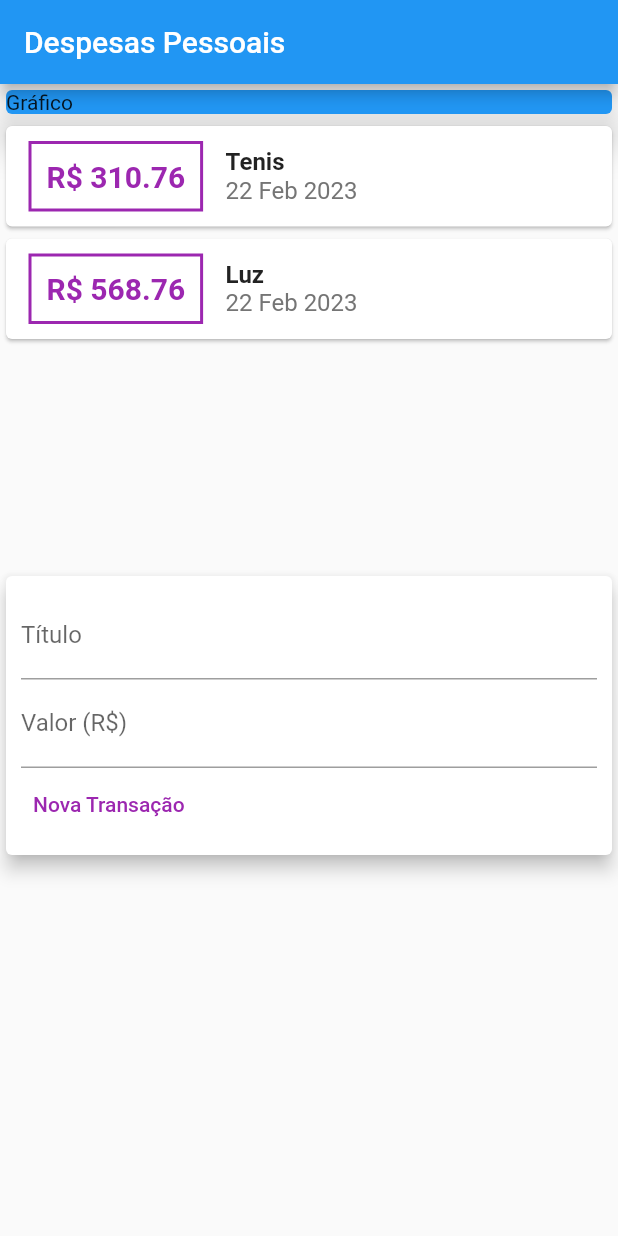
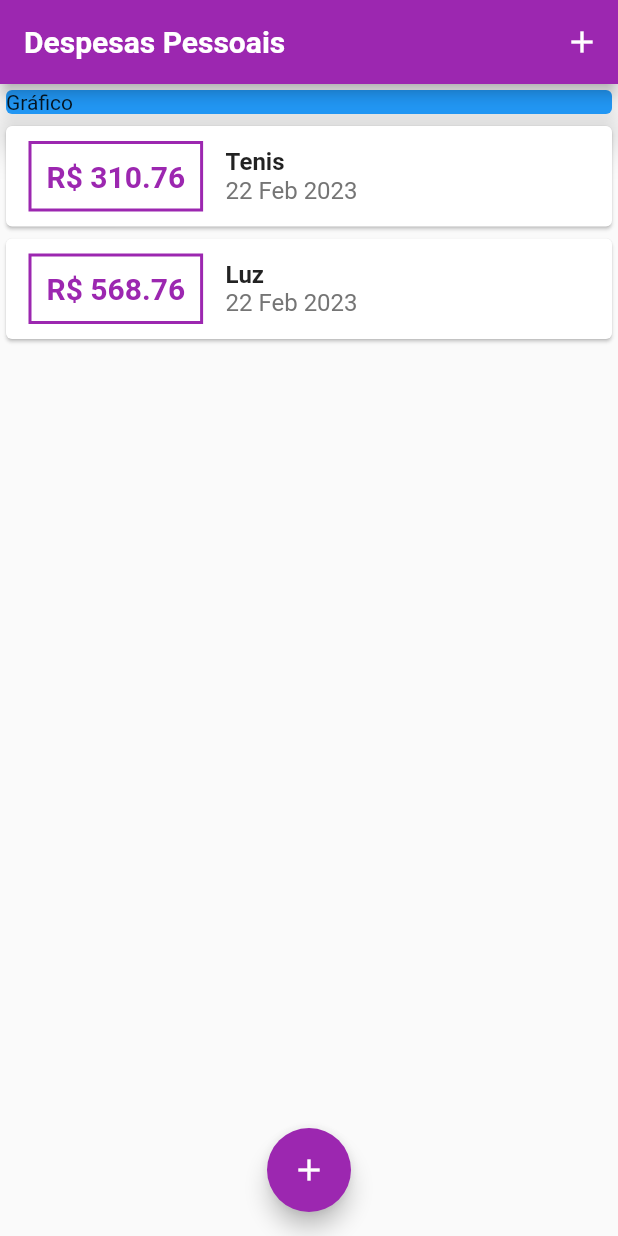
Before and after one commit to johnvitorconstant/flutter-first-app, a Flutter app: the screen it shows after launch, on a phone screen of 412 x 824 dp. Run offline on Flutter 3.47's test engine with Material 2 defaults, Android fonts, the phone set to English and light mode, and no system bars; Roboto replaces fonts that are missing (OpenSans).

Commit message:
Initial commit

```diff
--- a/lib/components/transaction_user.dart
+++ /dev/null
@@ -1,44 +0,0 @@
-import 'dart:math';
-
-import 'package:expenses/components/transaction_form.dart';
-import 'package:expenses/components/transaction_list.dart';
-import 'package:flutter/material.dart';
-
-import '../Models/transaction.dart';
-
-class TransactionUser extends StatefulWidget {
-  @override
-  State<TransactionUser> createState() => _TransactionUserState();
-}
-
-class _TransactionUserState extends State<TransactionUser> {
-  final _transactions = [
-    Transaction(id: 't1', title: 'Tenis', value: 310.76, date: DateTime.now()),
-    Transaction(id: 't2', title: 'Luz', value: 568.76, date: DateTime.now()),
-
-
-  ];
-
-  _addTransaction(String title, double value) {
-    final newTransaction = Transaction(
-        id: Random().nextDouble().toString(),
-        title: title,
-        value: value,
-        date: DateTime.now());
-
-    setState(() {
-      _transactions.add(newTransaction);
-    });
-  }
-
-  @override
-  Widget build(BuildContext context) {
-    return Column(
-      children: [
-
-        TransactionList(_transactions),
-        TransactionForm(_addTransaction),
-      ],
-    );
-  }
-}
--- a/lib/main.dart
+++ b/lib/main.dart
@@ -1,27 +1,86 @@
+import 'dart:math';
 
 import 'package:expenses/components/transaction_form.dart';
 import 'package:expenses/components/transaction_list.dart';
-import 'package:expenses/components/transaction_user.dart';
 import 'package:flutter/material.dart';
 
+import 'Models/transaction.dart';
 
 main() => runApp(ExpensesApp());
 
 class ExpensesApp extends StatelessWidget {
   @override
   Widget build(BuildContext context) {
-    return MaterialApp(home: MyHomePage());
+    final ThemeData theme = ThemeData();
+    return MaterialApp(
+      home: MyHomePage(),
+      theme: theme.copyWith(
+          colorScheme: theme.colorScheme.copyWith(
+            primary: Colors.purple,
+            secondary: Colors.purple,
+          ),
+          textTheme: theme.textTheme.copyWith(
+            headline6: TextStyle(
+              fontFamily: 'OpenSans',
+              fontSize: 18,
+              fontWeight: FontWeight.bold,
+              color: Colors.black,
+            ),
+          ),
+          appBarTheme: AppBarTheme(
+              titleTextStyle: TextStyle(
+            fontFamily: 'OpenSans',
+            fontSize: 20,
+            fontWeight: FontWeight.bold,
+          ))),
+    );
   }
 }
 
-class MyHomePage extends StatelessWidget {
+class MyHomePage extends StatefulWidget {
+  @override
+  State<MyHomePage> createState() => _MyHomePageState();
+}
 
+class _MyHomePageState extends State<MyHomePage> {
+  final _transactions = [
+    Transaction(id: 't1', title: 'Tenis', value: 310.76, date: DateTime.now()),
+    Transaction(id: 't2', title: 'Luz', value: 568.76, date: DateTime.now()),
+  ];
+
+  _addTransaction(String title, double value) {
+    final newTransaction = Transaction(
+        id: Random().nextDouble().toString(),
+        title: title,
+        value: value,
+        date: DateTime.now());
+
+    setState(() {
+      _transactions.add(newTransaction);
+    });
+
+    // Navigator.of(context).pop();
+  }
+
+  _openTransactionFormModal(BuildContext context) {
+    showModalBottomSheet(
+        context: context,
+        builder: (__) {
+          return TransactionForm(_addTransaction);
+        });
+  }
 
   @override
   Widget build(BuildContext context) {
     return Scaffold(
       appBar: AppBar(
         title: Text("Despesas Pessoais"),
+        actions: [
+          IconButton(
+            onPressed: () => _openTransactionFormModal(context),
+            icon: Icon(Icons.add),
+          ),
+        ],
       ),
       body: SingleChildScrollView(
         child: Column(
@@ -34,10 +93,17 @@ class MyHomePage extends StatelessWidget {
                 elevation: 10,
               ),
             ),
-              TransactionUser(),
+            TransactionList(_transactions),
+            //TransactionUser(),
           ],
         ),
-        ));
+      ),
+      floatingActionButton: FloatingActionButton(
+        child: Icon(Icons.add),
+        onPressed: () => _openTransactionFormModal(context),
+      ),
+      floatingActionButtonLocation: FloatingActionButtonLocation.centerFloat,
+    );
 
     return Center(child: Text('Versão Inicial'));
   }
```
Also changed, not shown: lib/components/transaction_form.dart (+15 -6 lines). Lines whose indentation alone changed are shown as unchanged.
